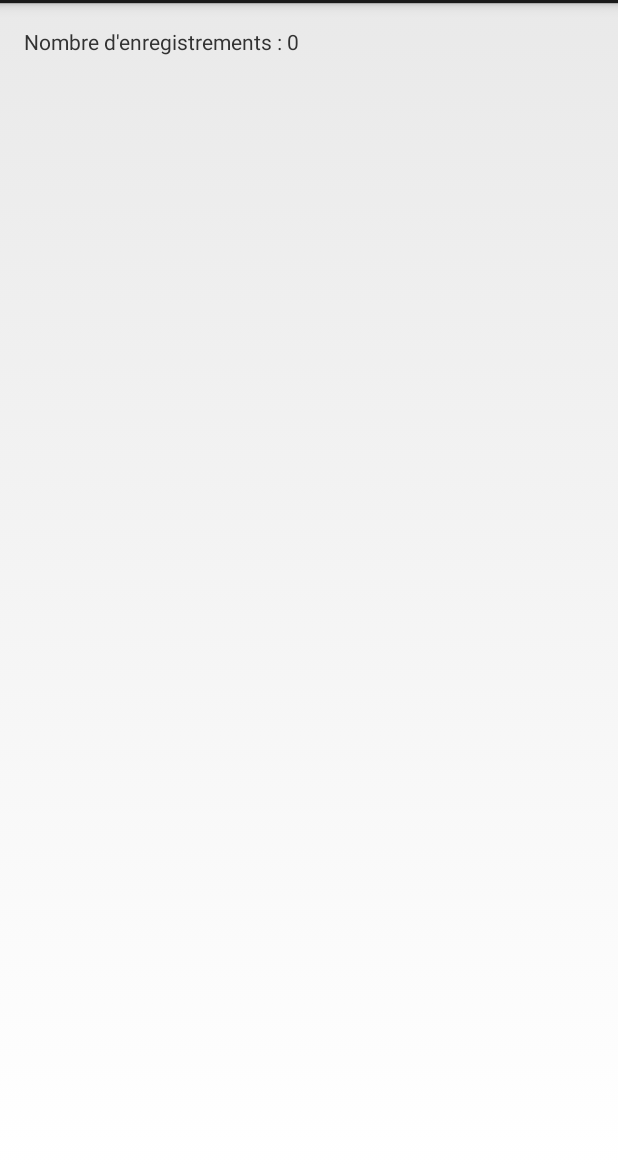
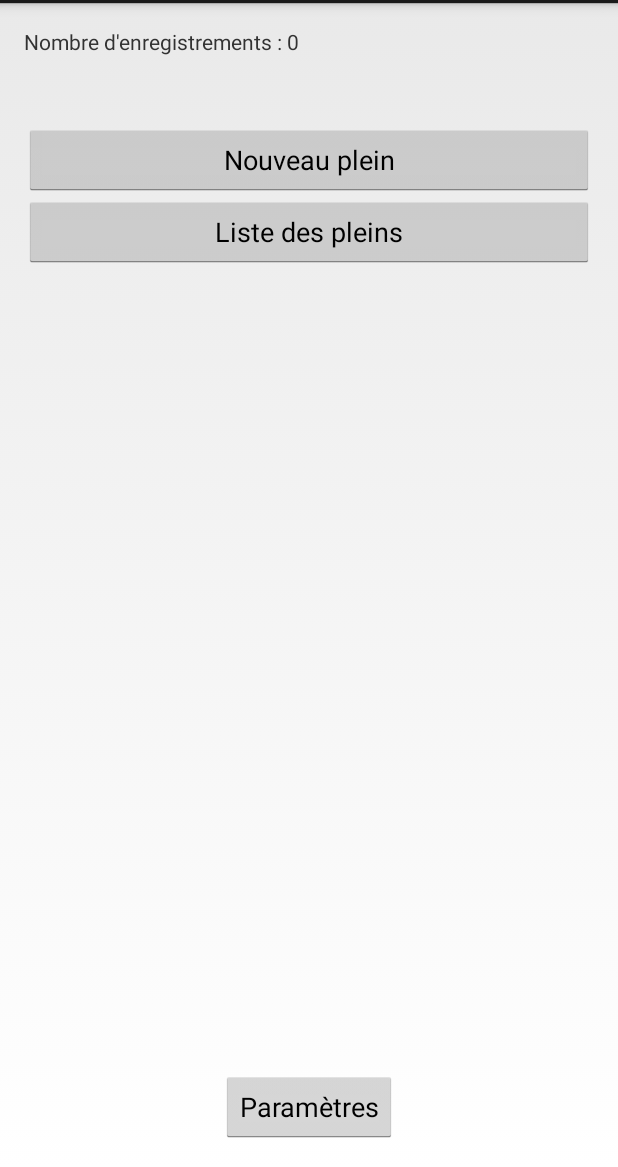
Before and after one commit to yllieth/app_consauto, an Android app: the screen it shows after launch (MainActivity), on a phone screen of 412 x 824 dp, the part 69-1236 px from its top. Run offline under Robolectric (Android 15) with nearby library versions, the phone set to English and light mode, and no system bars.

Commit message:
[ACCUEIL] boutons sur la page d'accueil vers les différentes activities

```diff
--- a/Consauto/src/main/java/syl/consauto/app/MainActivity.java
+++ b/Consauto/src/main/java/syl/consauto/app/MainActivity.java
@@ -5,6 +5,8 @@ import android.content.Intent;
 import android.os.Bundle;
 import android.view.Menu;
 import android.view.MenuItem;
+import android.view.View;
+import android.widget.Button;
 import android.widget.TextView;
 
 public class MainActivity extends Activity {
@@ -54,4 +56,15 @@ public class MainActivity extends Activity {
         return false;
     }
 
+    public void startFaireLePleinActivity(View view) {
+        startActivity(new Intent(view.getContext(), FaireLePleinActivity.class));
+    }
+
+    public void startListeActivity(View view) {
+        startActivity(new Intent(view.getContext(), ListeActivity.class));
+    }
+
+    public void startSettingsActivity(View view) {
+        startActivity(new Intent(view.getContext(), SettingsActivity.class));
+    }
 }
--- a/Consauto/src/main/res/layout/activity_main.xml
+++ b/Consauto/src/main/res/layout/activity_main.xml
@@ -14,4 +14,37 @@
         android:layout_height="wrap_content"
         android:text="@string/hello_world" />
 
+	<LinearLayout
+		android:orientation="vertical"
+		android:layout_width="fill_parent"
+		android:layout_height="fill_parent"
+		android:layout_below="@+id/txt_home"
+		android:layout_alignParentLeft="true"
+		android:layout_marginTop="45dp"
+		android:id="@+id/linearLayout">
+
+		<Button
+			android:layout_width="fill_parent"
+			android:layout_height="wrap_content"
+			android:text="Nouveau plein"
+			android:id="@+id/bt_new_plein"
+			android:onClick="startFaireLePleinActivity"/>
+
+		<Button
+			android:layout_width="fill_parent"
+			android:layout_height="wrap_content"
+			android:text="Liste des pleins"
+			android:id="@+id/bt_liste"
+			android:onClick="startListeActivity"/>
+	</LinearLayout>
+
+	<Button
+		android:layout_width="wrap_content"
+		android:layout_height="wrap_content"
+		android:text="Paramètres"
+		android:id="@+id/bt_settings"
+		android:layout_alignParentBottom="true"
+		android:layout_centerHorizontal="true"
+		android:onClick="startSettingsActivity"/>
+
 </RelativeLayout>
```
